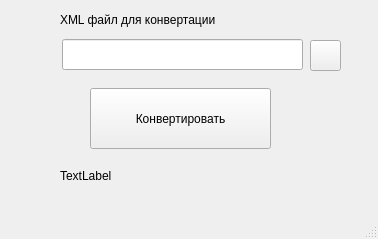
Above: MainWindow.ui from Ivanm2114/EDO before the change. Below: the same form after it.
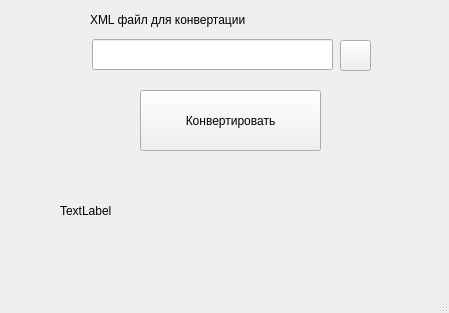
That is the form after the change. Icons and pictures are not drawn.

What changed in the file:
```diff
--- a/MainWindow.ui
+++ b/MainWindow.ui
@@ -6,8 +6,8 @@
    <rect>
     <x>0</x>
     <y>0</y>
-    <width>378</width>
-    <height>239</height>
+    <width>449</width>
+    <height>313</height>
    </rect>
   </property>
   <property name="windowTitle">
@@ -17,7 +17,7 @@
    <widget class="QLineEdit" name="lineEdit">
     <property name="geometry">
      <rect>
-      <x>62</x>
+      <x>92</x>
       <y>39</y>
       <width>241</width>
       <height>31</height>
@@ -27,7 +27,7 @@
    <widget class="QLabel" name="label">
     <property name="geometry">
      <rect>
-      <x>60</x>
+      <x>90</x>
       <y>10</y>
       <width>231</width>
       <height>20</height>
@@ -40,7 +40,7 @@
    <widget class="QPushButton" name="fileButton_3">
     <property name="geometry">
      <rect>
-      <x>310</x>
+      <x>340</x>
       <y>40</y>
       <width>31</width>
       <height>31</height>
@@ -57,8 +57,8 @@
    <widget class="QPushButton" name="pushButton">
     <property name="geometry">
      <rect>
-      <x>90</x>
-      <y>88</y>
+      <x>140</x>
+      <y>90</y>
       <width>181</width>
       <height>61</height>
      </rect>
@@ -72,8 +72,8 @@
      <rect>
       <x>60</x>
       <y>160</y>
-      <width>271</width>
-      <height>31</height>
+      <width>351</width>
+      <height>101</height>
      </rect>
     </property>
     <property name="text">
```
Left out of the diff: 2 changed lines with no effect on the pictures.
